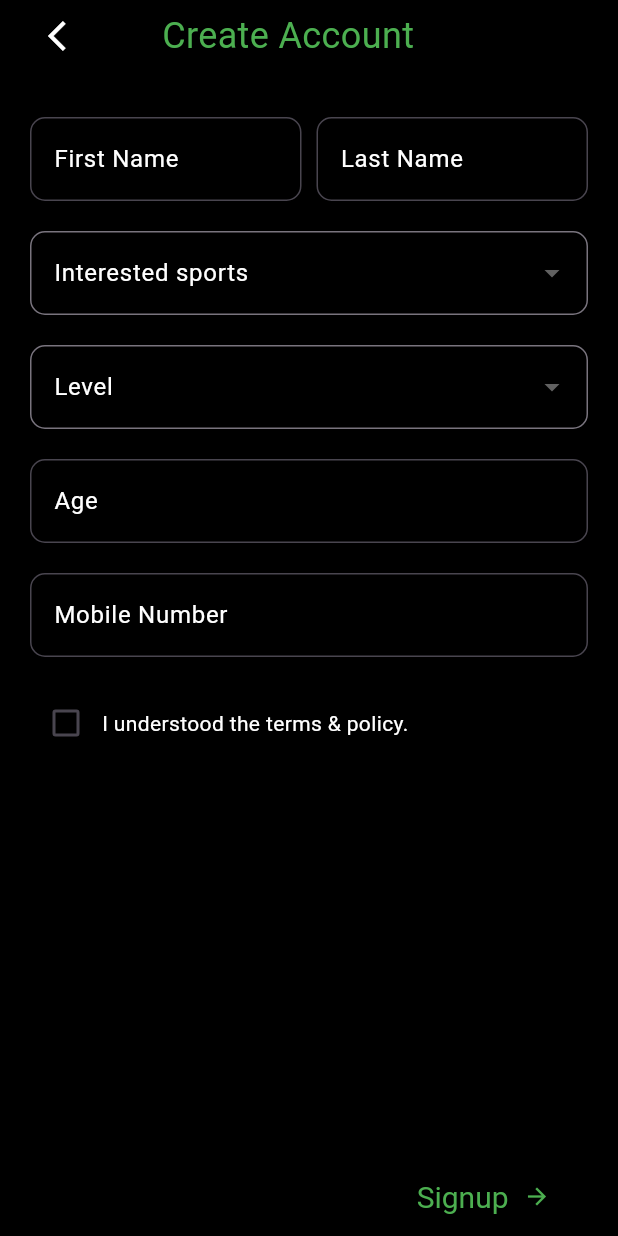
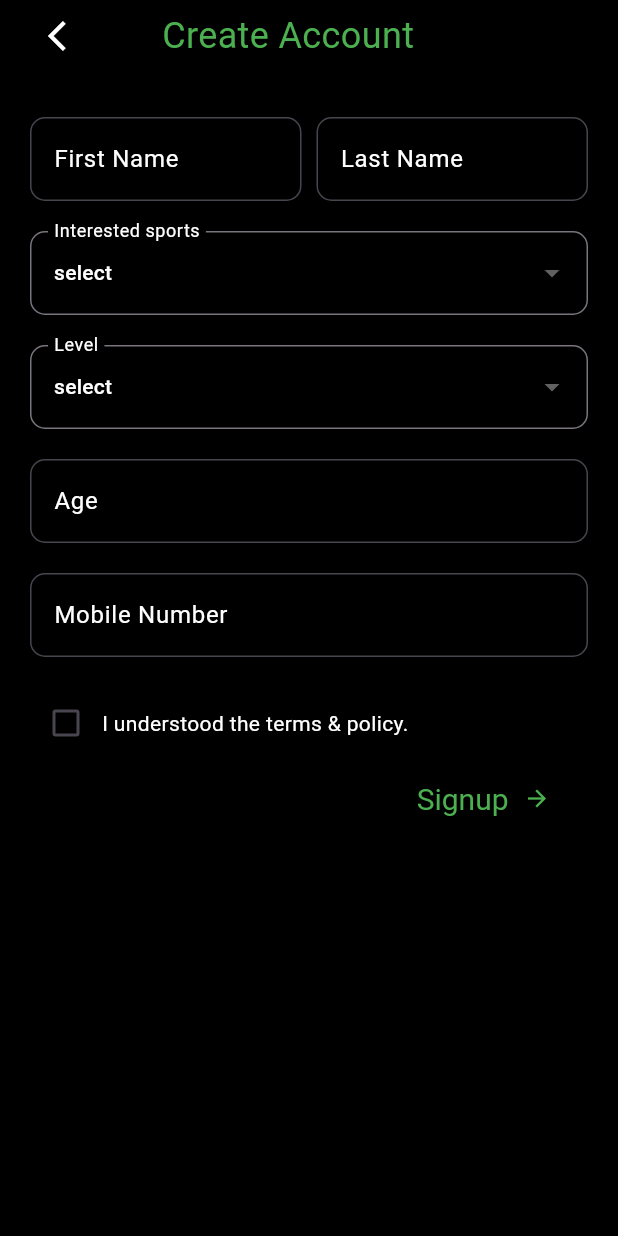
Before and after one commit to Vidhyadhar11/sporty, a Flutter app: the RegisterScreen screen opened directly, on a phone screen of 412 x 824 dp. Run offline on Flutter 3.47's test engine with Material 3 defaults, Android fonts, the phone set to English and light mode, and no system bars; our stand-ins replace get, table_calendar.

Commit message:
Please enter the commit message for your changes. Lines starting with '#' will be ignored, and an empty message aborts the commit.
On branch sporty-h
Your branch is up to date with 'origin/sporty-h'.

Changes to be committed:
	modified:   lib/login/ca.dart
	new file:   lib/uicomponents/mycontroller.dart

```diff
--- a/lib/login/ca.dart
+++ b/lib/login/ca.dart
@@ -1,27 +1,30 @@
+
+// ignore_for_file: depend_on_referenced_packages
+
 import 'package:flutter/material.dart';
 import 'package:flutter/services.dart';
 import 'package:sporty/login/otp.dart';
 import 'package:sporty/uicomponents/elements.dart';
 import 'package:get/get.dart';
+import 'package:sporty/uicomponents/mycontroller.dart';
 
 class RegisterScreen extends StatefulWidget {
-  const RegisterScreen({Key? key}) : super(key: key);
+  const RegisterScreen({super.key});
 
   @override
+  // ignore: library_private_types_in_public_api
   _RegisterScreenState createState() => _RegisterScreenState();
 }
 
 class _RegisterScreenState extends State<RegisterScreen> {
-  final TextEditingController _firstNameController = TextEditingController();
-  final TextEditingController _lastNameController = TextEditingController();
-  final TextEditingController _ageController = TextEditingController();
-  final TextEditingController _noController = TextEditingController();
-  String? _selectedSport;
-  String? _selectedLevel;
+  final Mycontroller myController = Mycontroller(); // Create an instance
+
+
   bool _termsAccepted = false;
   bool _showError = false;
 
   final List<String> _sports = [
+    'select',
     'football',
     'tennis',
     'badminton',
@@ -32,6 +35,7 @@ class _RegisterScreenState extends State<RegisterScreen> {
   ];
 
   final List<String> _levels = [
+    'select',
     'beginner',
     'intermediate',
     'expert'
@@ -44,6 +48,7 @@ class _RegisterScreenState extends State<RegisterScreen> {
         backgroundColor: Colors.black,
         body: Padding(
           padding: const EdgeInsets.symmetric(horizontal: 20),
+          child: Obx(() => SingleChildScrollView(
             child: Column(
               mainAxisAlignment: MainAxisAlignment.spaceBetween,
                 children: [
@@ -70,22 +75,23 @@ class _RegisterScreenState extends State<RegisterScreen> {
                           children: [
                             Expanded(
                               child: CustomTextField(
-                            controller: _firstNameController,
+                                controller: myController.firstNameController.value, // Use the instance
                                 label: 'First Name',
                               ),
                             ),
                             const SizedBox(width: 10),
                             Expanded(
                               child: CustomTextField(
-                            controller: _lastNameController,
+                                controller: myController.lastNameController.value,
                                 label: 'Last Name',
                               ),
+
                             ),
                           ],
                         ),
                         const SizedBox(height: 10),
                         DropdownButtonFormField<String>(
-                      value: _selectedSport,
+                          value: myController.selectedSport.value,
                           items: _sports.map((String sport) {
                             return DropdownMenuItem<String>(
                               value: sport,
@@ -94,7 +100,7 @@ class _RegisterScreenState extends State<RegisterScreen> {
                           }).toList(),
                           onChanged: (String? newValue) {
                             setState(() {
-                          _selectedSport = newValue;
+                              myController.selectedSport.value = newValue;
                             });
                           },
                           decoration: const InputDecoration(
@@ -111,7 +117,7 @@ class _RegisterScreenState extends State<RegisterScreen> {
                         ),
                         const SizedBox(height: 20),
                         DropdownButtonFormField<String>(
-                      value: _selectedLevel,
+                          value: myController.selectedLevel.value,
                           items: _levels.map((String level) {
                             return DropdownMenuItem<String>(
                               value: level,
@@ -120,7 +126,7 @@ class _RegisterScreenState extends State<RegisterScreen> {
                           }).toList(),
                           onChanged: (String? newValue) {
                             setState(() {
-                          _selectedLevel = newValue;
+                              myController.selectedLevel.value = newValue;
                             });
                           },
                           decoration: const InputDecoration(
@@ -137,7 +143,7 @@ class _RegisterScreenState extends State<RegisterScreen> {
                         ),
                         const SizedBox(height: 10),
                         CustomTextField(
-                      controller: _ageController,
+                          controller: myController.ageController.value,
                           label: 'Age',
                           keyboardType: TextInputType.number,
                           inputFormatters: <TextInputFormatter>[
@@ -145,7 +151,7 @@ class _RegisterScreenState extends State<RegisterScreen> {
                           ],
                         ),
                         CustomTextField(
-                      controller: _noController,
+                          controller: myController.noController.value,
                           label: 'Mobile Number',
                           keyboardType: TextInputType.number,
                           inputFormatters: <TextInputFormatter>[
@@ -214,6 +220,8 @@ class _RegisterScreenState extends State<RegisterScreen> {
               ),
           ),
           ),
+        ),
+      ),
     );
   }
 }
--- /dev/null
+++ b/lib/uicomponents/mycontroller.dart
@@ -0,0 +1,11 @@
+import 'package:flutter/material.dart';
+import 'package:get/get.dart';
+
+class Mycontroller extends GetxController {
+  final Rx<TextEditingController> firstNameController = TextEditingController().obs;
+  final Rx<TextEditingController> lastNameController = TextEditingController().obs;
+  final Rx<TextEditingController> ageController = TextEditingController().obs;
+  final Rx<TextEditingController> noController = TextEditingController().obs;
+  Rx<String?> selectedSport = 'select'.obs;
+  Rx<String?> selectedLevel = 'select'.obs;
+}
```
Lines whose indentation alone changed are shown as unchanged.
